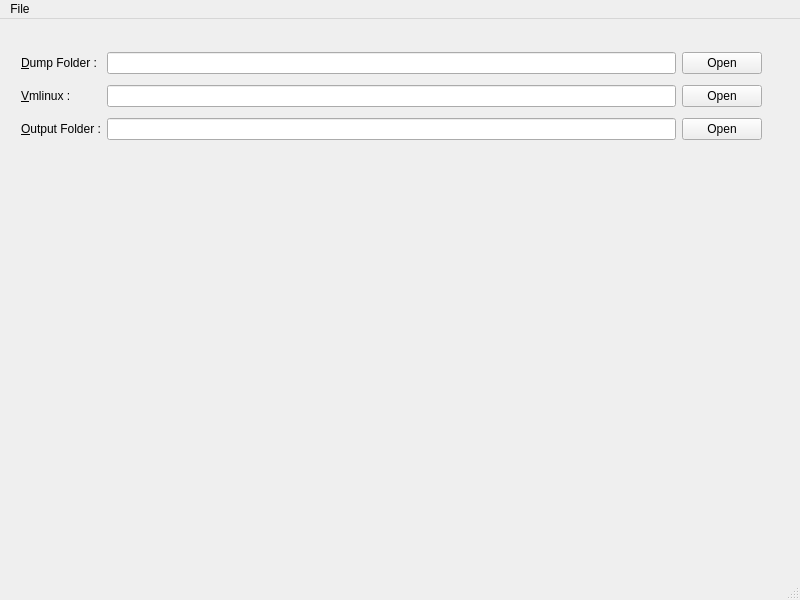
Above: qparser.ui from bdunix/qparser before the change. Below: the same form after it.
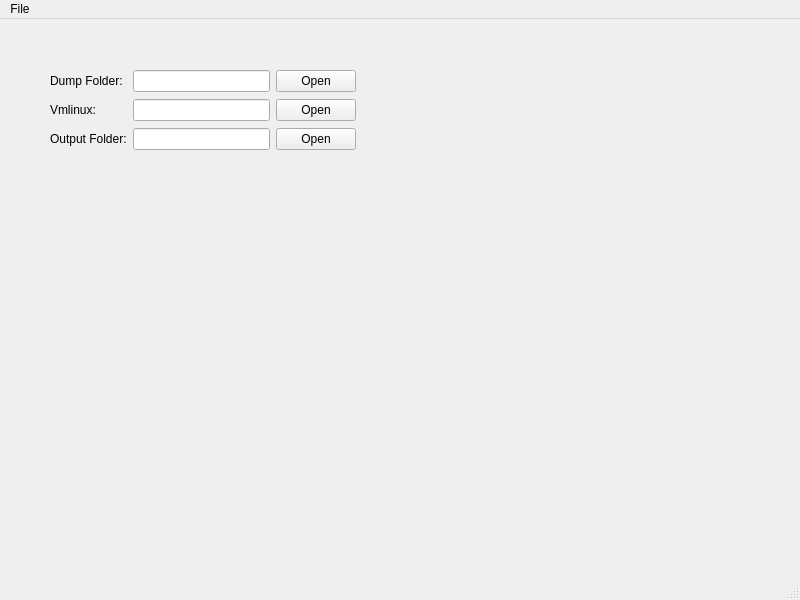
That is the form after the change.

Commit message: Add 3 open button slots.

```diff
--- a/qparser.ui
+++ b/qparser.ui
@@ -11,35 +11,28 @@
    </rect>
   </property>
   <property name="windowTitle">
-   <string>MainWindow</string>
+   <string>QParser</string>
   </property>
   <widget class="QWidget" name="centralwidget">
    <widget class="QWidget" name="layoutWidget">
     <property name="geometry">
      <rect>
-      <x>21</x>
-      <y>28</y>
-      <width>741</width>
-      <height>101</height>
+      <x>50</x>
+      <y>50</y>
+      <width>306</width>
+      <height>83</height>
      </rect>
     </property>
     <layout class="QGridLayout" name="gridLayout">
      <item row="0" column="0">
-      <widget class="QLabel" name="dumpfolderLabel">
+      <widget class="QLabel" name="label">
        <property name="text">
-        <string>&amp;Dump Folder :</string>
-       </property>
-       <property name="buddy">
-        <cstring>dumpfolderLineEdit</cstring>
+        <string>Dump Folder:</string>
        </property>
       </widget>
      </item>
-     <item row="2" column="2">
-      <widget class="QPushButton" name="outputfolderPushButton">
-       <property name="text">
-        <string>Open</string>
-       </property>
-      </widget>
+     <item row="0" column="1">
+      <widget class="QLineEdit" name="dumpfolderLineEdit"/>
      </item>
      <item row="0" column="2">
       <widget class="QPushButton" name="dumpfolderPushButton">
@@ -48,32 +41,16 @@
        </property>
       </widget>
      </item>
-     <item row="2" column="0">
-      <widget class="QLabel" name="outputfolderLabel">
+     <item row="1" column="0">
+      <widget class="QLabel" name="label_2">
        <property name="text">
-        <string>&amp;Output Folder :</string>
-       </property>
-       <property name="buddy">
-        <cstring>outpufoldertLineEdit</cstring>
+        <string>Vmlinux:</string>
        </property>
       </widget>
      </item>
      <item row="1" column="1">
       <widget class="QLineEdit" name="vmlinuxLineEdit"/>
      </item>
-     <item row="1" column="0">
-      <widget class="QLabel" name="vmlinuxLabel">
-       <property name="text">
-        <string>&amp;Vmlinux :</string>
-       </property>
-       <property name="buddy">
-        <cstring>vmlinuxLineEdit</cstring>
-       </property>
-      </widget>
-     </item>
-     <item row="0" column="1">
-      <widget class="QLineEdit" name="dumpfolderLineEdit"/>
-     </item>
      <item row="1" column="2">
       <widget class="QPushButton" name="vmlinuxPushButton">
        <property name="text">
@@ -81,8 +58,22 @@
        </property>
       </widget>
      </item>
+     <item row="2" column="0">
+      <widget class="QLabel" name="label_3">
+       <property name="text">
+        <string>Output Folder:</string>
+       </property>
+      </widget>
+     </item>
      <item row="2" column="1">
-      <widget class="QLineEdit" name="outpufoldertLineEdit"/>
+      <widget class="QLineEdit" name="outputfolderLineEdit"/>
+     </item>
+     <item row="2" column="2">
+      <widget class="QPushButton" name="outputfolderPushButton">
+       <property name="text">
+        <string>Open</string>
+       </property>
+      </widget>
      </item>
     </layout>
    </widget>
```
The commit also changes 2 other files.
